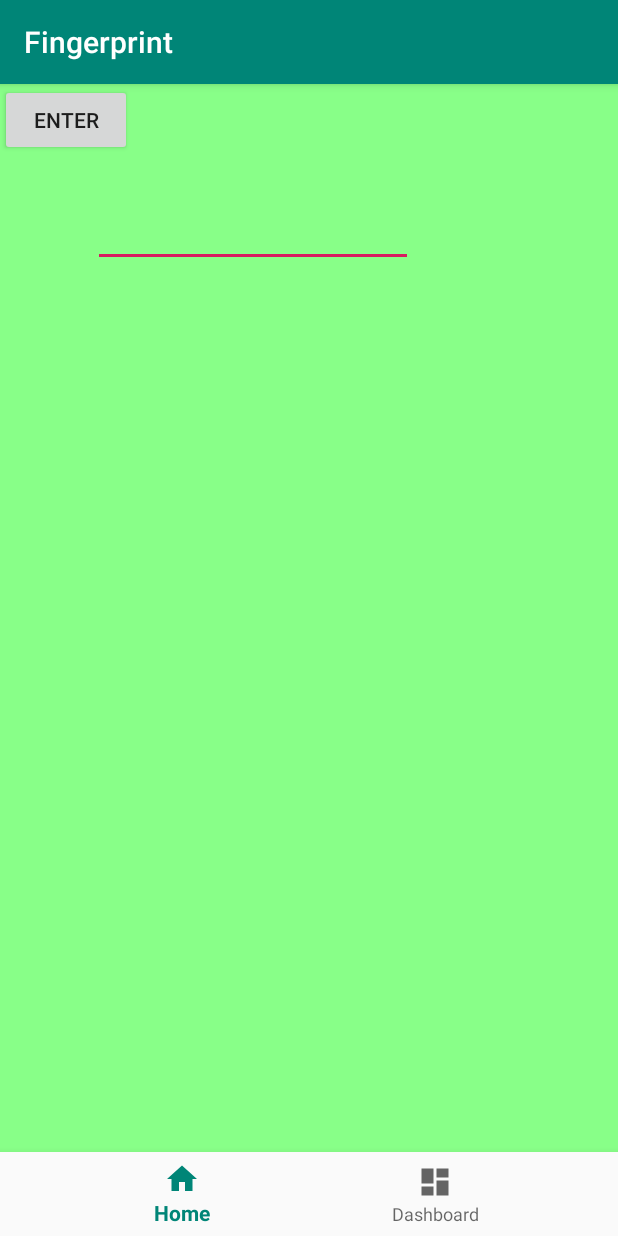
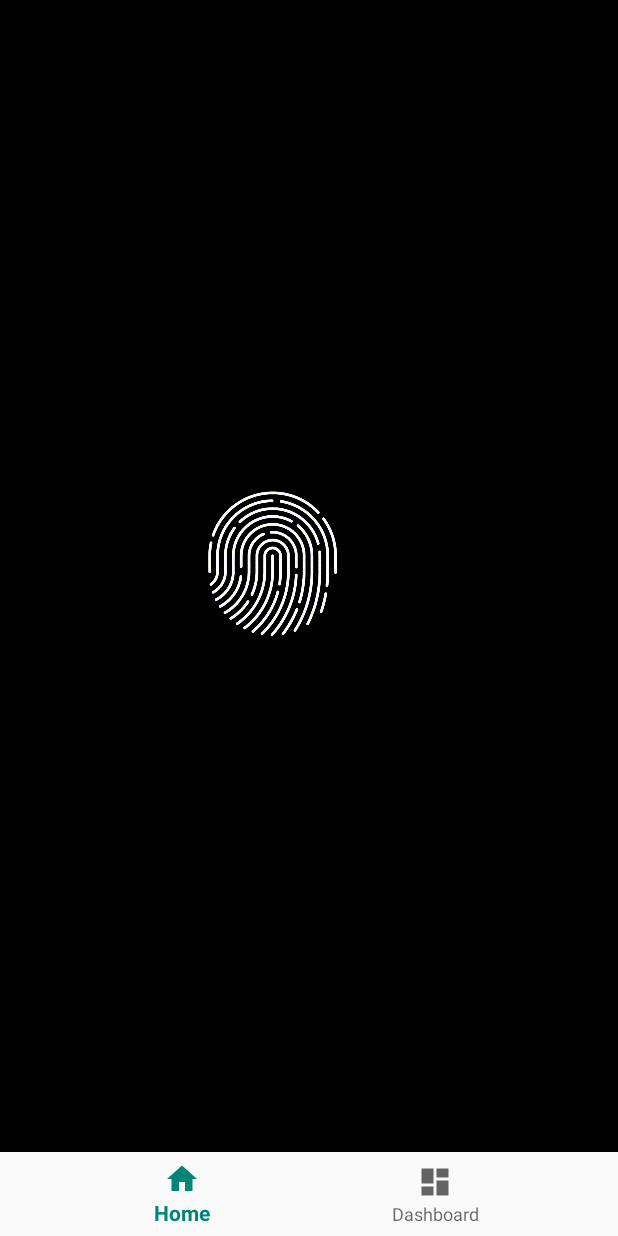
Before and after one commit to cneryx/InPrint, an Android app: the Activity1 screen opened directly, with no data from a screen before it, on a phone screen of 412 x 824 dp. Run offline under Robolectric (Android 15) with nearby library versions, the phone set to English and light mode, and no system bars.

Commit message:
Animated fingerprint added

```diff
--- a/InPrint/app/build.gradle
+++ b/InPrint/app/build.gradle
@@ -22,6 +22,7 @@ dependencies {
     implementation fileTree(dir: 'libs', include: ['*.jar'])
     implementation 'com.android.support:appcompat-v7:28.0.0'
     implementation 'com.android.support:design:28.0.0'
+    implementation 'pl.droidsonroids.gif:android-gif-drawable:1.2.3'
     implementation 'com.android.support.constraint:constraint-layout:1.1.3'
     testImplementation 'junit:junit:4.12'
     androidTestImplementation 'com.android.support.test:runner:1.0.2'
--- a/InPrint/app/src/main/java/com/example/inprint/Activity1.java
+++ b/InPrint/app/src/main/java/com/example/inprint/Activity1.java
@@ -18,10 +18,8 @@ public class Activity1 extends AppCompatActivity {
         public boolean onNavigationItemSelected(@NonNull MenuItem item) {
             switch (item.getItemId()) {
                 case R.id.navigation_home:
-                    mTextMessage.setText(R.string.title_home);
                     return true;
                 case R.id.navigation_dashboard:
-                    mTextMessage.setText(R.string.title_dashboard);
                     Intent intent = new Intent(Activity1.this, Activity2.class);
                     intent.addFlags(android.content.Intent.FLAG_ACTIVITY_NO_ANIMATION);
                     startActivity(intent);
@@ -34,7 +32,6 @@ public class Activity1 extends AppCompatActivity {
     protected void onCreate(Bundle savedInstanceState) {
         super.onCreate(savedInstanceState);
         setContentView(R.layout.activity1);
-
         mTextMessage = (TextView) findViewById(R.id.message);
         BottomNavigationView navigation = (BottomNavigationView) findViewById(R.id.navigation);
         navigation.setOnNavigationItemSelectedListener(mOnNavigationItemSelectedListener);
--- a/InPrint/app/src/main/res/layout/activity1.xml
+++ b/InPrint/app/src/main/res/layout/activity1.xml
@@ -5,19 +5,8 @@
     android:id="@+id/container"
     android:layout_width="match_parent"
     android:layout_height="match_parent"
-    android:background="#88FF88"
+    android:background="#000000"
     tools:context=".MainActivity">
-
-    <TextView
-        android:id="@+id/message"
-        android:layout_width="wrap_content"
-        android:layout_height="wrap_content"
-        android:layout_marginStart="@dimen/activity_horizontal_margin"
-        android:layout_marginLeft="@dimen/activity_horizontal_margin"
-        android:layout_marginTop="@dimen/activity_vertical_margin"
-        android:text="@string/title_home"
-        app:layout_constraintLeft_toLeftOf="parent"
-        app:layout_constraintTop_toTopOf="parent" />
 
     <android.support.design.widget.BottomNavigationView
         android:id="@+id/navigation"
@@ -31,50 +20,17 @@
         app:layout_constraintRight_toRightOf="parent"
         app:menu="@menu/navigation" />
 
-    <Button
-        android:id="@+id/dataEnterButton"
-        android:layout_width="wrap_content"
-        android:layout_height="wrap_content"
-        android:layout_below="@id/titleIp"
-        android:elevation="0dp"
-        android:text="Enter"
-        tools:layout_editor_absoluteX="62dp"
-        tools:layout_editor_absoluteY="326dp"
-        tools:ignore="MissingConstraints" />
+    ;
 
-    <EditText
-        android:id="@+id/ipEnter"
-        android:layout_width="wrap_content"
-        android:layout_height="wrap_content"
-        android:layout_marginStart="62dp"
-        android:layout_marginTop="215dp"
-        android:layout_marginEnd="136dp"
-        android:layout_marginBottom="17dp"
-        android:ems="10"
-        android:inputType="textPersonName"
-        android:text=" "
-        app:layout_constraintBottom_toTopOf="@+id/dataEnterButton"
-        app:layout_constraintEnd_toEndOf="parent"
-        app:layout_constraintHorizontal_bias="0.0"
-        app:layout_constraintStart_toStartOf="parent"
-        app:layout_constraintTop_toTopOf="parent" />
-
-    <TextView
-        android:id="@+id/titleIp"
-        android:layout_width="wrap_content"
-        android:layout_height="54dp"
-        android:layout_marginStart="25dp"
-        android:layout_marginTop="16dp"
-        android:layout_marginEnd="25dp"
-        android:layout_marginBottom="139dp"
-        android:text="Please Enter Your IP"
-        android:textSize="30dp"
-        app:layout_constraintBottom_toTopOf="@+id/ipEnter"
-        app:layout_constraintEnd_toEndOf="parent"
-        app:layout_constraintHorizontal_bias="0.078"
-        app:layout_constraintStart_toStartOf="parent"
-        app:layout_constraintTop_toTopOf="parent" />;
-    tools:layout_editor_absoluteX="38dp"
-    tools:layout_editor_absoluteY="30dp" />
+    <pl.droidsonroids.gif.GifImageView
+        android:layout_width="362dp"
+        android:layout_height="682dp"
+        android:layout_above="@id/navigation"
+        android:layout_marginBottom="7dp"
+        android:background="#000000"
+        android:src="@drawable/loading"
+        app:layout_constraintBottom_toTopOf="@+id/navigation"
+        app:layout_constraintTop_toTopOf="parent"
+        tools:layout_editor_absoluteX="24dp" />
 
 </android.support.constraint.ConstraintLayout>
--- a/InPrint/app/src/main/res/values/styles.xml
+++ b/InPrint/app/src/main/res/values/styles.xml
@@ -1,7 +1,7 @@
 <resources>
 
     <!-- Base application theme. -->
-    <style name="AppTheme" parent="Theme.AppCompat.Light.DarkActionBar">
+    <style name="AppTheme" parent="Theme.AppCompat.Light.NoActionBar">
         <!-- Customize your theme here. -->
         <item name="colorPrimary">@color/colorPrimary</item>
         <item name="colorPrimaryDark">@color/colorPrimaryDark</item>
--- a/InPrint/build.gradle
+++ b/InPrint/build.gradle
@@ -8,7 +8,6 @@ buildscript {
     }
     dependencies {
         classpath 'com.android.tools.build:gradle:3.3.2'
-
         // NOTE: Do not place your application dependencies here; they belong
         // in the individual module build.gradle files
     }
```
Also changed, not shown: InPrint/app/src/main/res/drawable/loading.gif (added), 3 other files.
